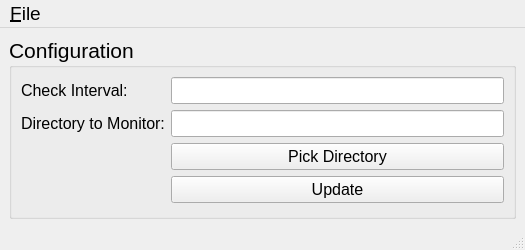
First picture: the form in faxCheck.ui, repository DrBassman/faxCheck, before the edit.
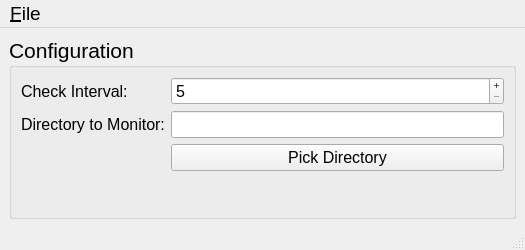
Second picture: the form after the edit.

Commit message: Update interface - remove "Save" button

Patch:
```diff
--- a/faxCheck.ui
+++ b/faxCheck.ui
@@ -74,20 +74,20 @@
           </widget>
          </item>
          <item row="1" column="1">
-          <widget class="QLineEdit" name="checkIntervalLineEdit">
+          <widget class="QSpinBox" name="checkIntervalSpinBox">
            <property name="font">
             <font>
              <pointsize>12</pointsize>
             </font>
            </property>
-           <property name="statusTip">
-            <string>Time interval between checking for new faxes</string>
+           <property name="buttonSymbols">
+            <enum>QAbstractSpinBox::PlusMinus</enum>
            </property>
-           <property name="inputMethodHints">
-            <set>Qt::ImhDigitsOnly</set>
+           <property name="minimum">
+            <number>5</number>
            </property>
-           <property name="maxLength">
-            <number>3</number>
+           <property name="maximum">
+            <number>999</number>
            </property>
           </widget>
          </item>
@@ -143,18 +143,6 @@
            </property>
           </widget>
          </item>
-         <item row="4" column="1">
-          <widget class="QPushButton" name="updatePushButton">
-           <property name="font">
-            <font>
-             <pointsize>12</pointsize>
-            </font>
-           </property>
-           <property name="text">
-            <string>Update</string>
-           </property>
-          </widget>
-         </item>
         </layout>
        </item>
       </layout>
```
Left out of the diff: 1 changed line with no effect on the pictures. The commit also changes 1 other file.
